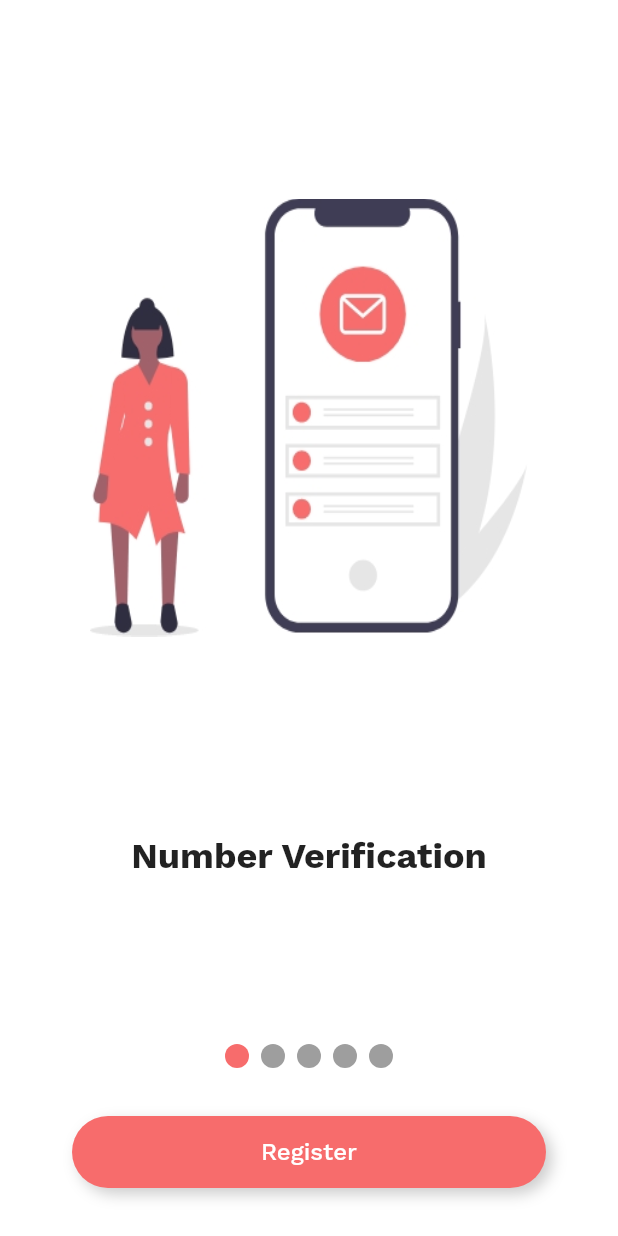
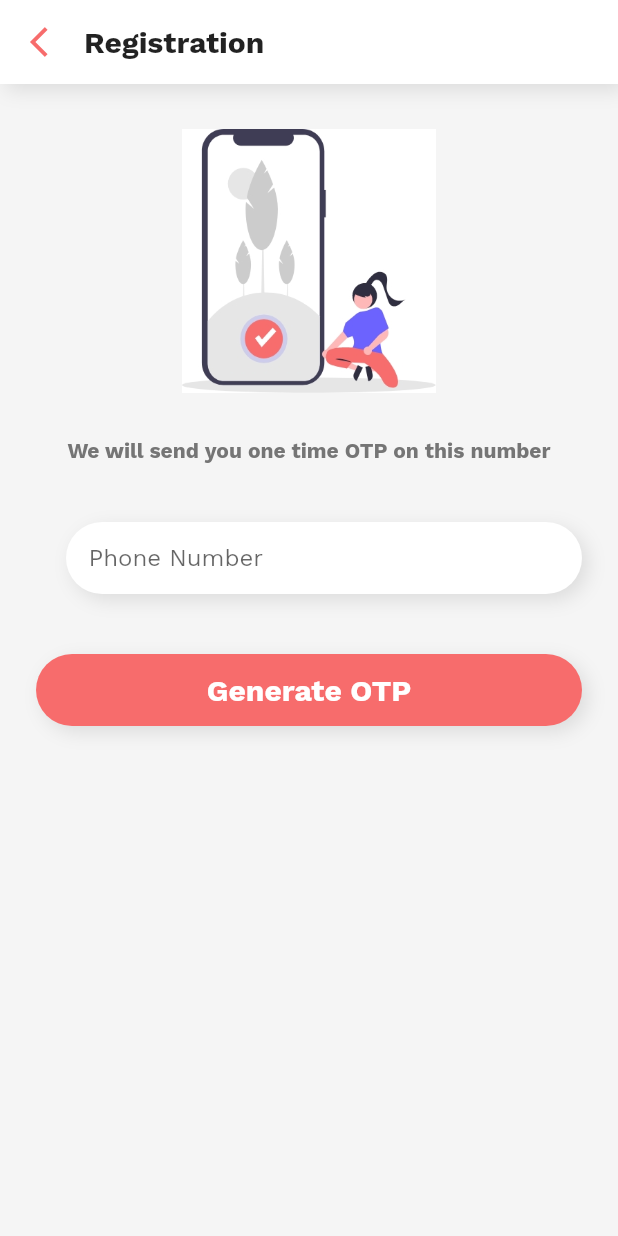
Before and after one commit to Dsoji/chat_application, a Flutter app: the screen it shows after launch, after a tap on "Register", on a phone screen of 412 x 824 dp. Run offline on Flutter 3.47's test engine with Material 2 defaults, Android fonts, the light colour scheme and no system bars; drawn by our look-alikes of smooth_page_indicator; our stand-ins replace cloud_firestore, firebase_auth, firebase_core, firebase_storage, flutter_spinkit, get and 7 more; accounts and stored records are empty.

Commit message:
feat: phone auth

```diff
--- a/chat_application/lib/src/controller/login_controller.dart
+++ b/chat_application/lib/src/controller/login_controller.dart
@@ -42,7 +42,7 @@ class LoginController extends GetxController {
       numberError.value = "Invalid Number";
     } else {
       numberError("");
-      number = code + numberController.text;
+      number = numberController.text;
       await appFirebase.sendVerificationCode(number);
     }
   }
--- a/chat_application/lib/src/network/app_firebase.dart
+++ b/chat_application/lib/src/network/app_firebase.dart
@@ -13,6 +13,7 @@ class AppFirebase {
   Future<void> sendVerificationCode(String number) async {
     await FirebaseAuth.instance.verifyPhoneNumber(
         phoneNumber: number,
+        timeout: const Duration(seconds: 60),
         verificationCompleted: (PhoneAuthCredential credential) {
           printInfo(info: "user verified");
         },
@@ -24,7 +25,6 @@ class AppFirebase {
           await pref.setString("code", verificationId);
           Get.to(const VerificationScreen());
         },
-        timeout: const Duration(seconds: 60),
         codeAutoRetrievalTimeout: (String verificationId) {});
   }
 
--- a/chat_application/lib/src/screens/introduction_screen.dart
+++ b/chat_application/lib/src/screens/introduction_screen.dart
@@ -1,7 +1,9 @@
 // ignore_for_file: must_be_immutable
 
 import 'package:chat_application/src/models/intro_model.dart';
+import 'package:chat_application/src/screens/number_screen.dart';
 import 'package:flutter/material.dart';
+import 'package:get/get.dart';
 
 import 'package:smooth_page_indicator/smooth_page_indicator.dart';
 
@@ -100,7 +102,7 @@ class IntroductionScreen extends StatelessWidget {
                 color: Colors.transparent,
                 child: InkWell(
                   onTap: () {
-                    //  Get.to(const NumberScreen());
+                    Get.to(const NumberScreen());
                   },
                   borderRadius: BorderRadius.circular(24),
                   child: const Center(
--- /dev/null
+++ b/chat_application/lib/src/screens/number_screen.dart
@@ -0,0 +1,243 @@
+import 'package:chat_application/src/controller/login_controller.dart';
+
+import 'package:flutter/material.dart';
+
+import 'package:get/get.dart';
+
+class NumberScreen extends GetView<LoginController> {
+  const NumberScreen({Key? key}) : super(key: key);
+
+  @override
+  Widget build(BuildContext context) {
+    return Scaffold(
+      body: InkWell(
+        splashColor: Colors.transparent,
+        highlightColor: Colors.transparent,
+        focusColor: Colors.transparent,
+        onTap: () {
+          FocusScope.of(context).requestFocus(FocusNode());
+        },
+        child: Column(
+          children: [
+            Padding(
+              padding: EdgeInsets.only(
+                top: MediaQuery.of(context).padding.top,
+              ),
+              child: Container(
+                height: AppBar().preferredSize.height,
+                decoration: BoxDecoration(boxShadow: [
+                  BoxShadow(
+                    color: Theme.of(context).disabledColor.withOpacity(0.1),
+                    offset: const Offset(4, 4),
+                    blurRadius: 10,
+                  ),
+                ], color: Theme.of(context).backgroundColor),
+                child: Row(
+                  children: [
+                    Padding(
+                      padding: const EdgeInsets.only(left: 8),
+                      child: SizedBox(
+                        width: AppBar().preferredSize.height - 8,
+                        height: AppBar().preferredSize.height - 8,
+                        child: Material(
+                          color: Colors.transparent,
+                          borderRadius: BorderRadius.circular(32),
+                          child: InkWell(
+                            onTap: () {
+                              Get.back();
+                            },
+                            child: Padding(
+                              padding: const EdgeInsets.all(8),
+                              child: Icon(
+                                Icons.arrow_back_ios,
+                                color: Theme.of(context).primaryColor,
+                              ),
+                            ),
+                          ),
+                        ),
+                      ),
+                    ),
+                    const Expanded(
+                      child: Text(
+                        "Registration",
+                        style: TextStyle(
+                          fontWeight: FontWeight.bold,
+                          fontSize: 20,
+                        ),
+                      ),
+                    ),
+                  ],
+                ),
+              ),
+            ),
+            Expanded(
+                child: SingleChildScrollView(
+              child: Column(
+                mainAxisAlignment: MainAxisAlignment.spaceBetween,
+                crossAxisAlignment: CrossAxisAlignment.center,
+                children: [
+                  Padding(
+                    padding: const EdgeInsets.all(30),
+                    child: AspectRatio(
+                      aspectRatio: 2,
+                      child: Image.asset("assets/images/otp.jpg"),
+                    ),
+                  ),
+                  Padding(
+                    padding: const EdgeInsets.only(
+                      left: 20,
+                      right: 20,
+                    ),
+                    child: Text(
+                      "We will send you one time OTP on this number",
+                      textAlign: TextAlign.center,
+                      style: TextStyle(
+                          fontWeight: FontWeight.bold,
+                          color: Colors.grey.shade600),
+                    ),
+                  ),
+                  Padding(
+                    padding: const EdgeInsets.only(
+                      left: 24,
+                      right: 24,
+                      top: 40,
+                    ),
+                    child: Row(
+                      mainAxisAlignment: MainAxisAlignment.spaceEvenly,
+                      crossAxisAlignment: CrossAxisAlignment.start,
+                      children: [
+                        // Container(
+                        //   height: 48,
+                        //   decoration: BoxDecoration(
+                        //       borderRadius: BorderRadius.circular(30),
+                        //       color: Theme.of(context).backgroundColor,
+                        //       boxShadow: [
+                        //         BoxShadow(
+                        //           color: Theme.of(context)
+                        //               .disabledColor
+                        //               .withOpacity(0.1),
+                        //           offset: const Offset(4, 4),
+                        //           blurRadius: 10,
+                        //         )
+                        //       ]),
+                        //   child: CountryCodePicker(
+                        //     initialSelection: 'NG',
+                        //     favorite: const ['+234', 'NG'],
+                        //     closeIcon: Icon(
+                        //       Icons.close,
+                        //       color: Theme.of(context).primaryColor,
+                        //     ),
+                        //     textStyle: TextStyle(
+                        //       color: Theme.of(context).primaryColor,
+                        //     ),
+                        //     onChanged: (countryCode) {
+                        //       if (kDebugMode) {
+                        //         print(countryCode.dialCode);
+                        //       }
+                        //     },
+                        //   ),
+                        // ),
+                        const SizedBox(
+                          width: 20,
+                        ),
+                        Expanded(
+                          child: Container(
+                            decoration: BoxDecoration(
+                                borderRadius: BorderRadius.circular(30),
+                                color: Theme.of(context).backgroundColor,
+                                boxShadow: [
+                                  BoxShadow(
+                                    color: Theme.of(context)
+                                        .disabledColor
+                                        .withOpacity(0.1),
+                                    offset: const Offset(4, 4),
+                                    blurRadius: 10,
+                                  )
+                                ]),
+                            child: Padding(
+                              padding: const EdgeInsets.only(
+                                left: 15,
+                                right: 15,
+                              ),
+                              child: SizedBox(
+                                height: 48,
+                                child: Center(
+                                  child: Obx(() => TextFormField(
+                                        controller: controller.numberController,
+                                        // keyboardType: TextInputType.number,
+                                        cursorColor:
+                                            Theme.of(context).primaryColor,
+                                        maxLines: 1,
+                                        decoration: InputDecoration(
+                                          errorMaxLines: 1,
+                                          contentPadding: const EdgeInsets.only(
+                                            top: 5,
+                                            bottom: 5,
+                                          ),
+                                          errorText: controller
+                                                  .numberError.value.isEmpty
+                                              ? null
+                                              : controller.numberError.value,
+                                          border: InputBorder.none,
+                                          hintText: "Phone Number",
+                                        ),
+                                      )),
+                                ),
+                              ),
+                            ),
+                          ),
+                        )
+                      ],
+                    ),
+                  ),
+                  Padding(
+                    padding: const EdgeInsets.only(
+                      left: 24,
+                      right: 24,
+                      top: 40,
+                    ),
+                    child: Container(
+                      height: 48,
+                      decoration: BoxDecoration(
+                          borderRadius: BorderRadius.circular(30),
+                          color: Theme.of(context).primaryColor,
+                          boxShadow: [
+                            BoxShadow(
+                              color: Theme.of(context)
+                                  .disabledColor
+                                  .withOpacity(0.1),
+                              offset: const Offset(4, 4),
+                              blurRadius: 10,
+                            )
+                          ]),
+                      child: Material(
+                        color: Colors.transparent,
+                        child: InkWell(
+                          onTap: () {
+                            controller.sendOTP();
+                            // Get.to(const VerificationScreen());
+                          },
+                          borderRadius: BorderRadius.circular(30),
+                          child: const Center(
+                            child: Text(
+                              "Generate OTP",
+                              style: TextStyle(
+                                color: Colors.white,
+                                fontWeight: FontWeight.bold,
+                                fontSize: 20,
+                              ),
+                            ),
+                          ),
+                        ),
+                      ),
+                    ),
+                  )
+                ],
+              ),
+            ))
+          ],
+        ),
+      ),
+    );
+  }
+}
--- a/chat_application/lib/src/screens/user_info_screen.dart
+++ b/chat_application/lib/src/screens/user_info_screen.dart
@@ -228,6 +228,7 @@ class UserInfoScreen extends GetView<LoginController> {
                                     left: 24, right: 24, bottom: 30, top: 40),
                                 child: Container(
                                   height: 48,
+                                  width: 100,
                                   decoration: BoxDecoration(
                                     borderRadius: BorderRadius.circular(30),
                                     boxShadow: [
--- a/chat_application/pubspec.yaml
+++ b/chat_application/pubspec.yaml
@@ -49,6 +49,7 @@ dependencies:
   permission_handler: ^10.2.0
   image_picker: ^0.8.6
   image_cropper: ^3.0.1
+  country_code_picker: ^2.0.2
 
 dev_dependencies:
   flutter_test:
```
Also changed, not shown: chat_application/pubspec.lock, 2 other files.
